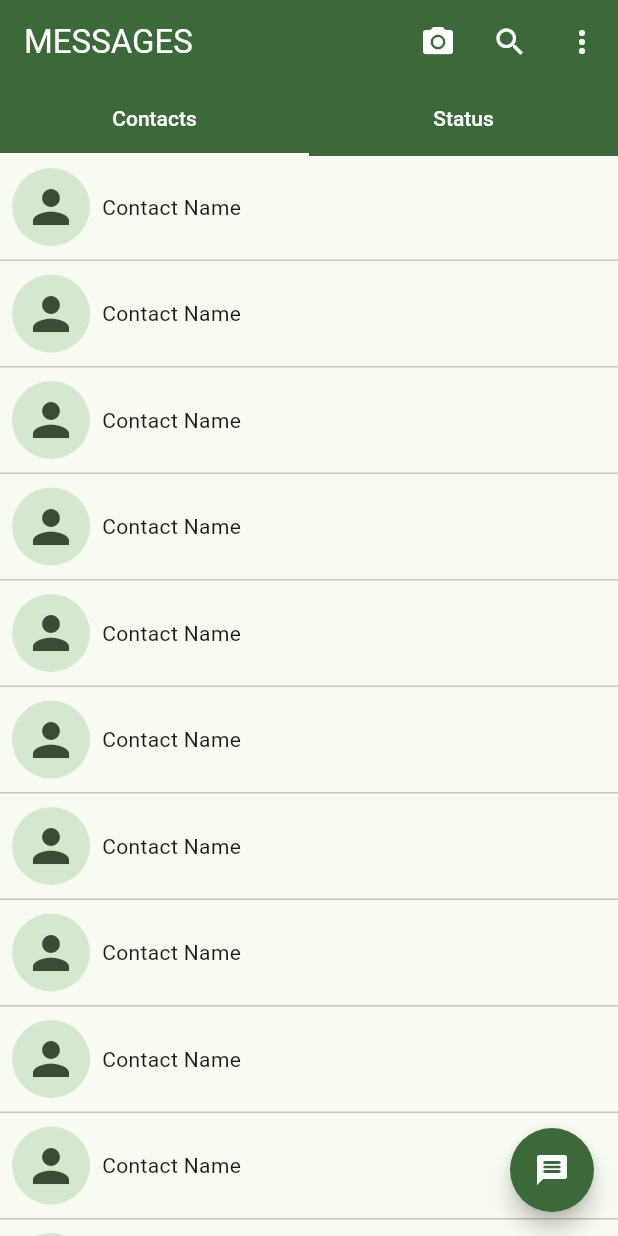
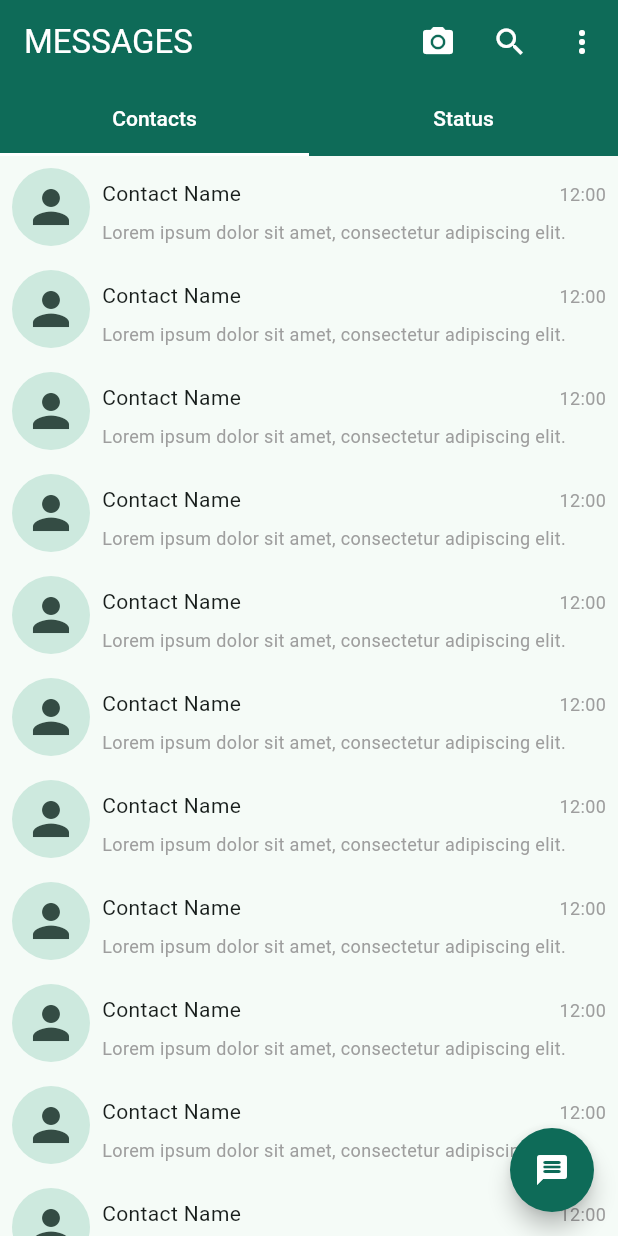
Before and after one commit to eray-k/wa_clone, a Flutter app: the screen it shows after launch, on a phone screen of 412 x 824 dp. Run offline on Flutter 3.47's test engine with Material 2 defaults, Android fonts, the light colour scheme and no system bars.

Commit message:
layout changes, contacts clickable

```diff
--- a/lib/icons_icons.dart
+++ b/lib/icons_icons.dart
@@ -17,6 +17,8 @@
 ///         License:   Apache 2.0 (https://www.apache.org/licenses/LICENSE-2.0)
 ///         Homepage:  https://design.google.com/icons/
 ///
+// ignore_for_file: constant_identifier_names
+
 import 'package:flutter/widgets.dart';
 
 class Icons {
--- a/lib/main.dart
+++ b/lib/main.dart
@@ -14,7 +14,7 @@ class MyApp extends StatelessWidget {
       debugShowCheckedModeBanner: false,
       title: 'Flutter Demo',
       theme: ThemeData(
-        colorScheme: ColorScheme.fromSeed(seedColor: Colors.green),
+        colorScheme: ColorScheme.fromSeed(seedColor: const Color(0xFF008069)),
         useMaterial3: true,
       ),
       home: const HomePage(),
--- a/lib/views/contact_card_view.dart
+++ b/lib/views/contact_card_view.dart
@@ -10,24 +10,48 @@ class ContactCard extends StatefulWidget {
 class _ContactCardState extends State<ContactCard> {
   @override
   Widget build(BuildContext context) {
-    return Container(
-      child: Column(
+    return InkWell(
+      onTap: () {
+        //TODO: PUSH CHAT SCREEN
+      },
+      child: Row(
         children: [
-          Row(
-            children: [
-              Padding(
-                padding: const EdgeInsets.all(8.0),
-                child: IconButton.filledTonal(
-                    onPressed: () {},
-                    icon: const Icon(Icons.person),
-                    iconSize: 36),
-              ),
-              const Text('Contact Name'),
-            ],
+          Padding(
+            padding: const EdgeInsets.all(8.0),
+            child: IconButton.filledTonal(
+                onPressed: () {}, icon: const Icon(Icons.person), iconSize: 36),
           ),
-          const Divider(
-            height: 3,
-          )
+          const Expanded(
+            child: Column(
+              mainAxisSize: MainAxisSize.max,
+              mainAxisAlignment: MainAxisAlignment.start,
+              crossAxisAlignment: CrossAxisAlignment.start,
+              children: [
+                Row(
+                  mainAxisAlignment: MainAxisAlignment.spaceBetween,
+                  crossAxisAlignment: CrossAxisAlignment.baseline,
+                  textBaseline: TextBaseline.alphabetic,
+                  children: [
+                    Text('Contact Name'),
+                    Padding(
+                      padding: EdgeInsets.symmetric(horizontal: 8, vertical: 8),
+                      child: Text(
+                        '12:00',
+                        style: TextStyle(color: Colors.grey, fontSize: 12),
+                      ),
+                    ),
+                  ],
+                ),
+                Text(
+                  'Lorem ipsum dolor sit amet, consectetur adipiscing elit.',
+                  style: TextStyle(
+                      color: Colors.grey,
+                      fontSize: 12,
+                      overflow: TextOverflow.ellipsis),
+                ),
+              ],
+            ),
+          ),
         ],
       ),
     );
```
